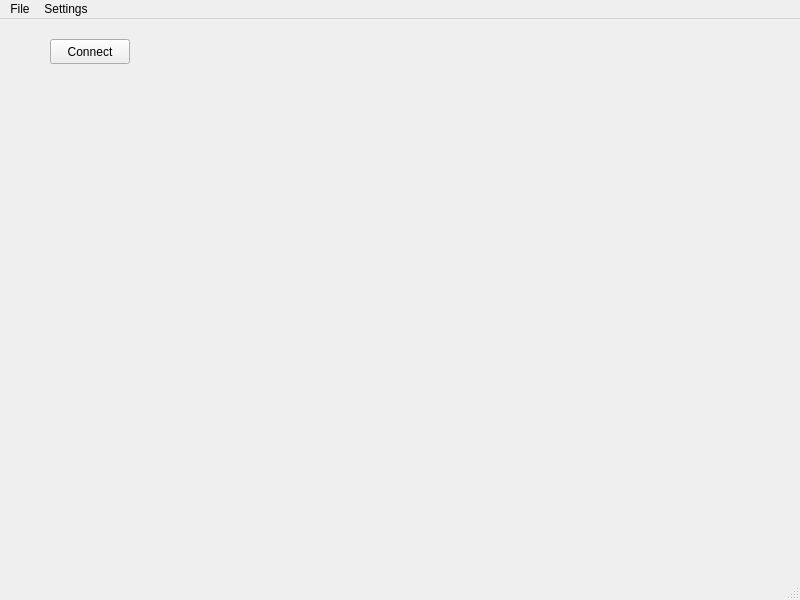
First picture: the form in mainwindow.ui, repository martonmiklos/qntree, before the edit.
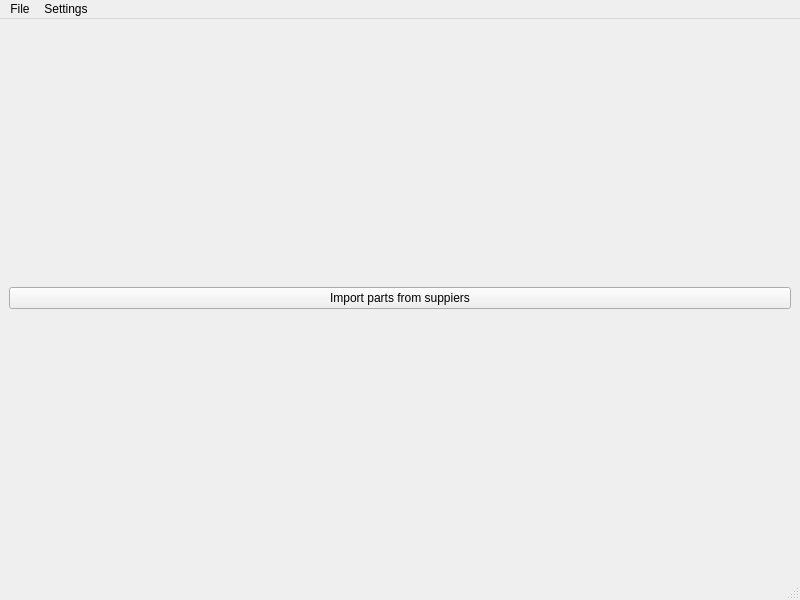
Second picture: the form after the edit.

What changed in the file:
```diff
--- a/mainwindow.ui
+++ b/mainwindow.ui
@@ -14,19 +14,15 @@
    <string>MainWindow</string>
   </property>
   <widget class="QWidget" name="centralwidget">
-   <widget class="QPushButton" name="pushButtonConnect">
-    <property name="geometry">
-     <rect>
-      <x>50</x>
-      <y>20</y>
-      <width>80</width>
-      <height>25</height>
-     </rect>
-    </property>
-    <property name="text">
-     <string>Connect</string>
-    </property>
-   </widget>
+   <layout class="QGridLayout" name="gridLayout">
+    <item row="0" column="0">
+     <widget class="QPushButton" name="pushButtonImportParts">
+      <property name="text">
+       <string>Import parts from suppiers</string>
+      </property>
+     </widget>
+    </item>
+   </layout>
   </widget>
   <widget class="QMenuBar" name="menubar">
    <property name="geometry">
```
Left out of the diff: 8 changed lines with no effect on the pictures.
